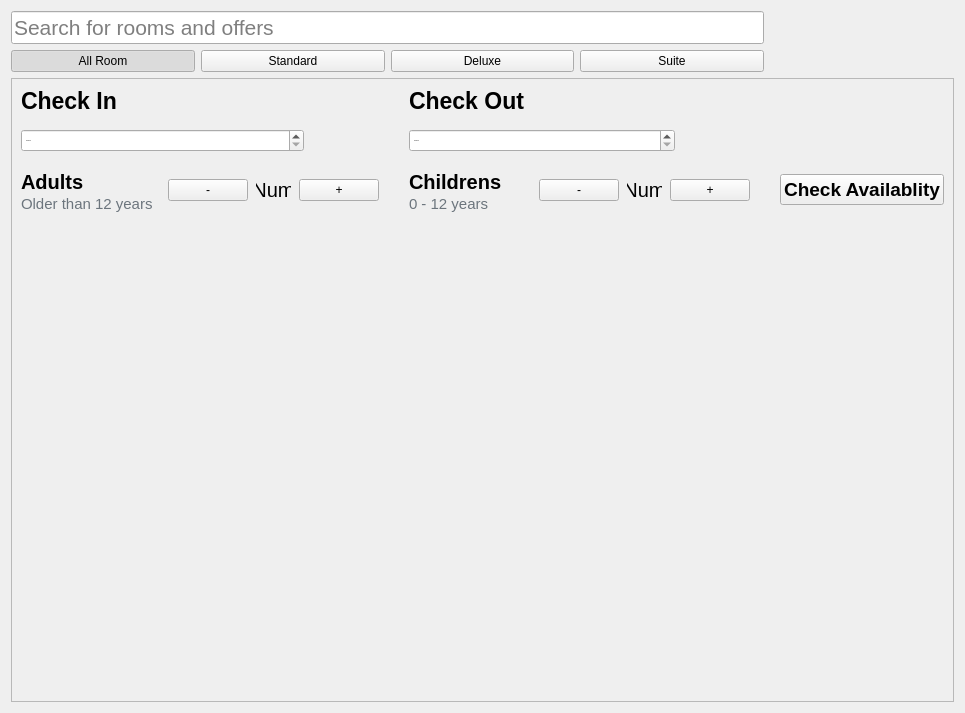
The window that src/views/RoomStatusPageWidget.ui (nguyenvuducduy97andrew-ai/OOP_HotelBookingManagementSystem) describes before a commit, drawn with Qt 5.
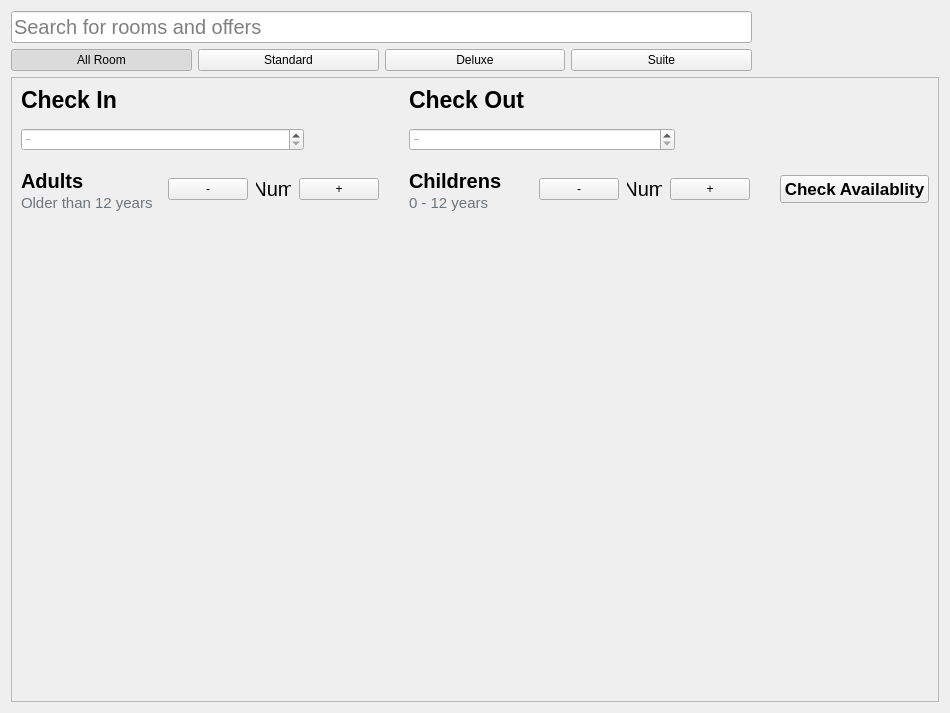
The same window after the commit.

Patch:
```diff
--- a/src/views/RoomStatusPageWidget.ui
+++ b/src/views/RoomStatusPageWidget.ui
@@ -173,7 +173,7 @@
     <widget class="QLineEdit" name="txtSearchRoom">
      <property name="font">
       <font>
-       <pointsize>16</pointsize>
+       <pointsize>15</pointsize>
       </font>
      </property>
      <property name="placeholderText">
@@ -239,7 +239,7 @@
        <widget class="QPushButton" name="btnCheckAvailability">
         <property name="font">
          <font>
-          <pointsize>14</pointsize>
+          <pointsize>13</pointsize>
           <bold>true</bold>
          </font>
         </property>
```
Left out of the diff: 6 changed lines with no effect on the pictures.
